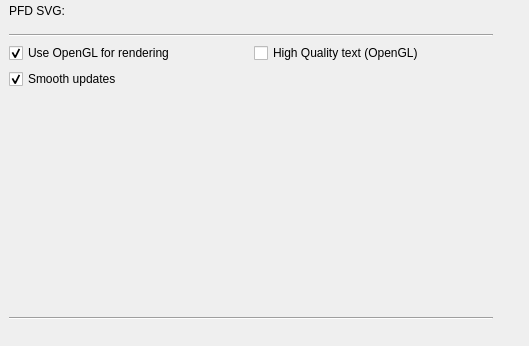
First picture: the form in ground/openpilotgcs/src/plugins/pfd/pfdgadgetoptionspage.ui, repository openpilot/OpenPilot, before the edit.
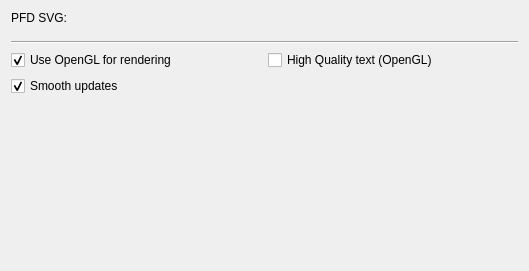
Second picture: the form after the edit. Custom widgets are drawn as their Qt base class.

Commit message: OP-376 Make all dialogs more dynamic to cope with smaller screens & resizes.

```diff
--- a/ground/openpilotgcs/src/plugins/pfd/pfdgadgetoptionspage.ui
+++ b/ground/openpilotgcs/src/plugins/pfd/pfdgadgetoptionspage.ui
@@ -7,7 +7,7 @@
     <x>0</x>
     <y>0</y>
     <width>529</width>
-    <height>346</height>
+    <height>271</height>
    </rect>
   </property>
   <property name="sizePolicy">
@@ -19,31 +19,7 @@
   <property name="windowTitle">
    <string>Form</string>
   </property>
-  <widget class="QWidget" name="verticalLayoutWidget">
-   <property name="geometry">
-    <rect>
-     <x>-1</x>
-     <y>-1</y>
-     <width>504</width>
-     <height>331</height>
-    </rect>
-   </property>
-   <layout class="QVBoxLayout" name="verticalLayout" stretch="0,0,0,0,1,0">
-    <property name="sizeConstraint">
-     <enum>QLayout::SetMinimumSize</enum>
-    </property>
-    <property name="leftMargin">
-     <number>10</number>
-    </property>
-    <property name="topMargin">
-     <number>5</number>
-    </property>
-    <property name="rightMargin">
-     <number>10</number>
-    </property>
-    <property name="bottomMargin">
-     <number>10</number>
-    </property>
+  <layout class="QVBoxLayout" name="verticalLayout_2">
     <item>
      <layout class="QHBoxLayout" name="horizontalLayout" stretch="0,0">
       <property name="spacing">
@@ -125,7 +101,7 @@
        <enum>Qt::Vertical</enum>
       </property>
       <property name="sizeType">
-       <enum>QSizePolicy::Minimum</enum>
+      <enum>QSizePolicy::MinimumExpanding</enum>
       </property>
       <property name="sizeHint" stdset="0">
        <size>
@@ -135,15 +111,7 @@
       </property>
      </spacer>
     </item>
-    <item>
-     <widget class="Line" name="line_5">
-      <property name="orientation">
-       <enum>Qt::Horizontal</enum>
-      </property>
-     </widget>
-    </item>
-   </layout>
-  </widget>
+  </layout>
  </widget>
  <customwidgets>
   <customwidget>
```
Lines whose indentation alone changed are shown as unchanged. The commit also changes 3 other files.
